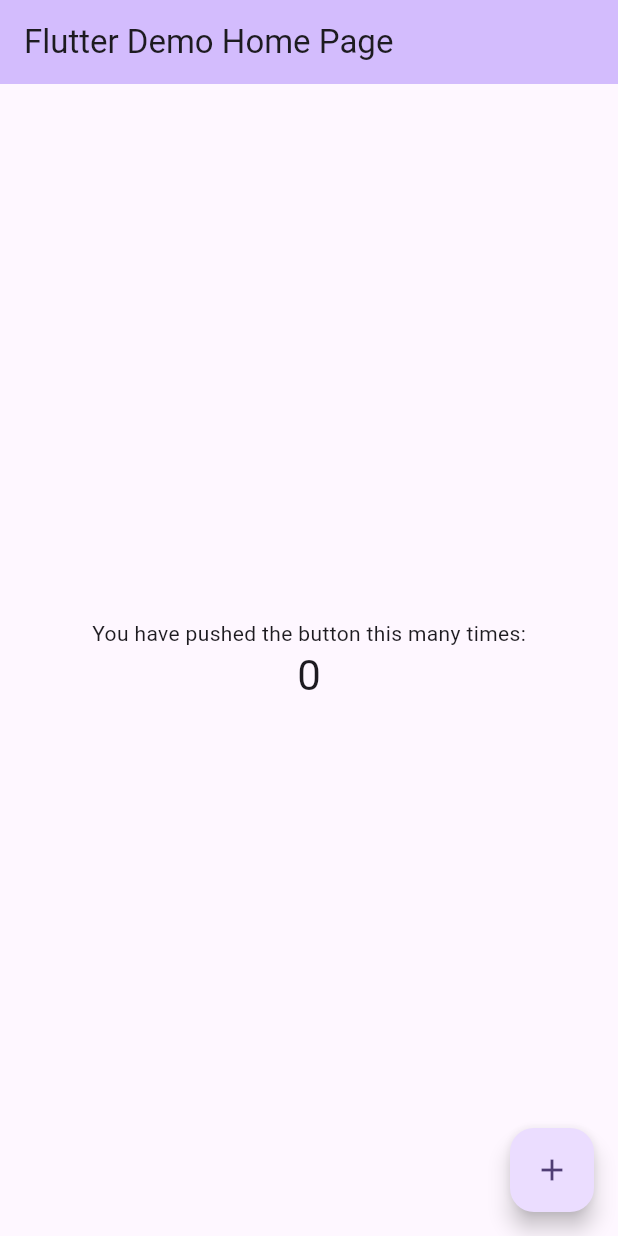
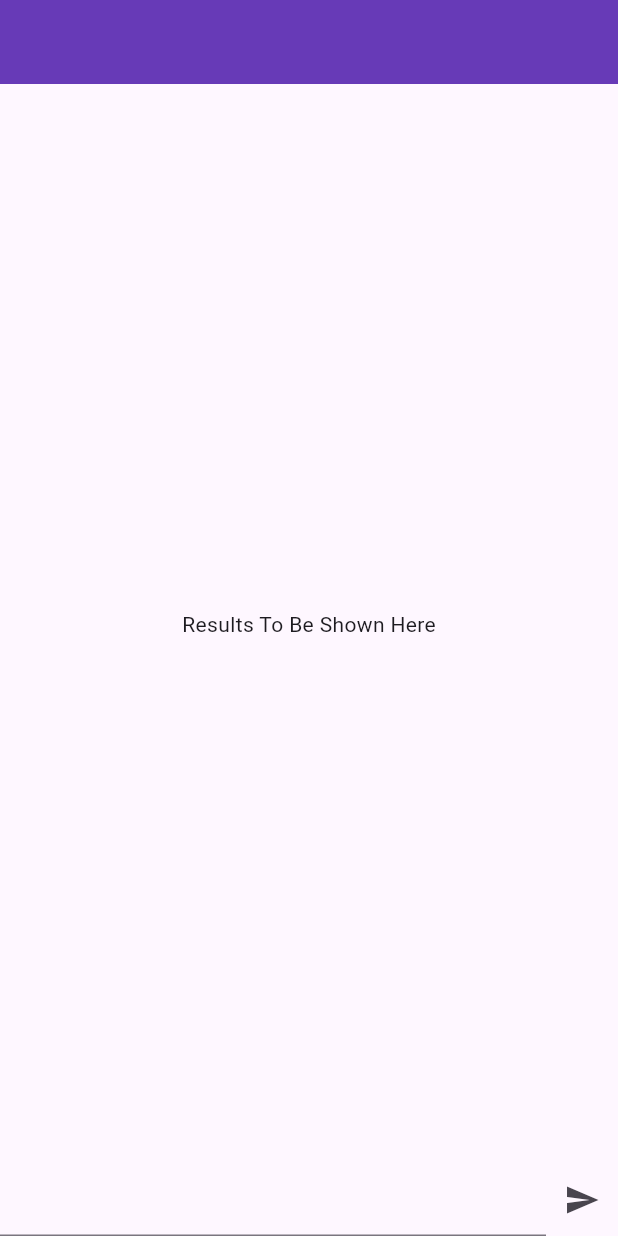
Before and after one commit to ex-rnd/genai_mychatbot, a Flutter app: the screen it shows after launch, on a phone screen of 412 x 824 dp. Run offline on Flutter 3.47's test engine with Material 3 defaults, Android fonts, the phone set to English and light mode, and no system bars.

Commit message:
Simple Chatbot Layout

```diff
--- /dev/null
+++ b/lib/ChatbotScreen.dart
@@ -0,0 +1,31 @@
+import 'package:flutter/cupertino.dart';
+import 'package:flutter/material.dart';
+
+class ChatbotScreen extends StatefulWidget {
+  const ChatbotScreen({super.key});
+
+  @override
+  State<ChatbotScreen> createState() => _ChatbotScreenState();
+}
+
+class _ChatbotScreenState extends State<ChatbotScreen> {
+  @override
+  Widget build(BuildContext context) {
+    return Scaffold(
+      appBar: AppBar(backgroundColor: Colors.deepPurple,),
+
+      body: Column(
+        children: [
+          Expanded(child: Center(child: Text('Results To Be Shown Here'))),
+          Row(
+            children: [
+              Expanded(child: TextField()),
+              IconButton(onPressed: () {  }, icon: Icon(Icons.send),)
+
+            ],
+          )
+        ],
+      ),
+    );
+  }
+}
--- a/lib/main.dart
+++ b/lib/main.dart
@@ -1,4 +1,5 @@
 import 'package:flutter/material.dart';
+import 'package:mychatbot/ChatbotScreen.dart';
 
 void main() {
   runApp(const MyApp());
@@ -7,116 +8,14 @@ void main() {
 class MyApp extends StatelessWidget {
   const MyApp({super.key});
 
-  // This widget is the root of your application.
   @override
   Widget build(BuildContext context) {
     return MaterialApp(
       title: 'Flutter Demo',
       theme: ThemeData(
-        // This is the theme of your application.
-        //
-        // TRY THIS: Try running your application with "flutter run". You'll see
-        // the application has a purple toolbar. Then, without quitting the app,
-        // try changing the seedColor in the colorScheme below to Colors.green
-        // and then invoke "hot reload" (save your changes or press the "hot
-        // reload" button in a Flutter-supported IDE, or press "r" if you used
-        // the command line to start the app).
-        //
-        // Notice that the counter didn't reset back to zero; the application
-        // state is not lost during the reload. To reset the state, use hot
-        // restart instead.
-        //
-        // This works for code too, not just values: Most code changes can be
-        // tested with just a hot reload.
         colorScheme: .fromSeed(seedColor: Colors.deepPurple),
       ),
-      home: const MyHomePage(title: 'Flutter Demo Home Page'),
+      home: const ChatbotScreen(),
     );
   }
 }
-
-class MyHomePage extends StatefulWidget {
-  const MyHomePage({super.key, required this.title});
-
-  // This widget is the home page of your application. It is stateful, meaning
-  // that it has a State object (defined below) that contains fields that affect
-  // how it looks.
-
-  // This class is the configuration for the state. It holds the values (in this
-  // case the title) provided by the parent (in this case the App widget) and
-  // used by the build method of the State. Fields in a Widget subclass are
-  // always marked "final".
-
-  final String title;
-
-  @override
-  State<MyHomePage> createState() => _MyHomePageState();
-}
-
-class _MyHomePageState extends State<MyHomePage> {
-  int _counter = 0;
-
-  void _incrementCounter() {
-    setState(() {
-      // This call to setState tells the Flutter framework that something has
-      // changed in this State, which causes it to rerun the build method below
-      // so that the display can reflect the updated values. If we changed
-      // _counter without calling setState(), then the build method would not be
-      // called again, and so nothing would appear to happen.
-      _counter++;
-    });
-  }
-
-  @override
-  Widget build(BuildContext context) {
-    // This method is rerun every time setState is called, for instance as done
-    // by the _incrementCounter method above.
-    //
-    // The Flutter framework has been optimized to make rerunning build methods
-    // fast, so that you can just rebuild anything that needs updating rather
-    // than having to individually change instances of widgets.
-    return Scaffold(
-      appBar: AppBar(
-        // TRY THIS: Try changing the color here to a specific color (to
-        // Colors.amber, perhaps?) and trigger a hot reload to see the AppBar
-        // change color while the other colors stay the same.
-        backgroundColor: Theme.of(context).colorScheme.inversePrimary,
-        // Here we take the value from the MyHomePage object that was created by
-        // the App.build method, and use it to set our appbar title.
-        title: Text(widget.title),
-      ),
-      body: Center(
-        // Center is a layout widget. It takes a single child and positions it
-        // in the middle of the parent.
-        child: Column(
-          // Column is also a layout widget. It takes a list of children and
-          // arranges them vertically. By default, it sizes itself to fit its
-          // children horizontally, and tries to be as tall as its parent.
-          //
-          // Column has various properties to control how it sizes itself and
-          // how it positions its children. Here we use mainAxisAlignment to
-          // center the children vertically; the main axis here is the vertical
-          // axis because Columns are vertical (the cross axis would be
-          // horizontal).
-          //
-          // TRY THIS: Invoke "debug painting" (choose the "Toggle Debug Paint"
-          // action in the IDE, or press "p" in the console), to see the
-          // wireframe for each widget.
-          mainAxisAlignment: .center,
-          children: [
-            const Text('You have pushed the button this many times:'),
-            Text(
-              '$_counter',
-              style: Theme.of(context).textTheme.headlineMedium,
-            ),
-          ],
-        ),
-      ),
-      floatingActionButton: FloatingActionButton(
-        onPressed: _incrementCounter,
-        tooltip: 'Increment',
-        child: const Icon(Icons.add),
-      ),
-    );
-  }
-}
```
